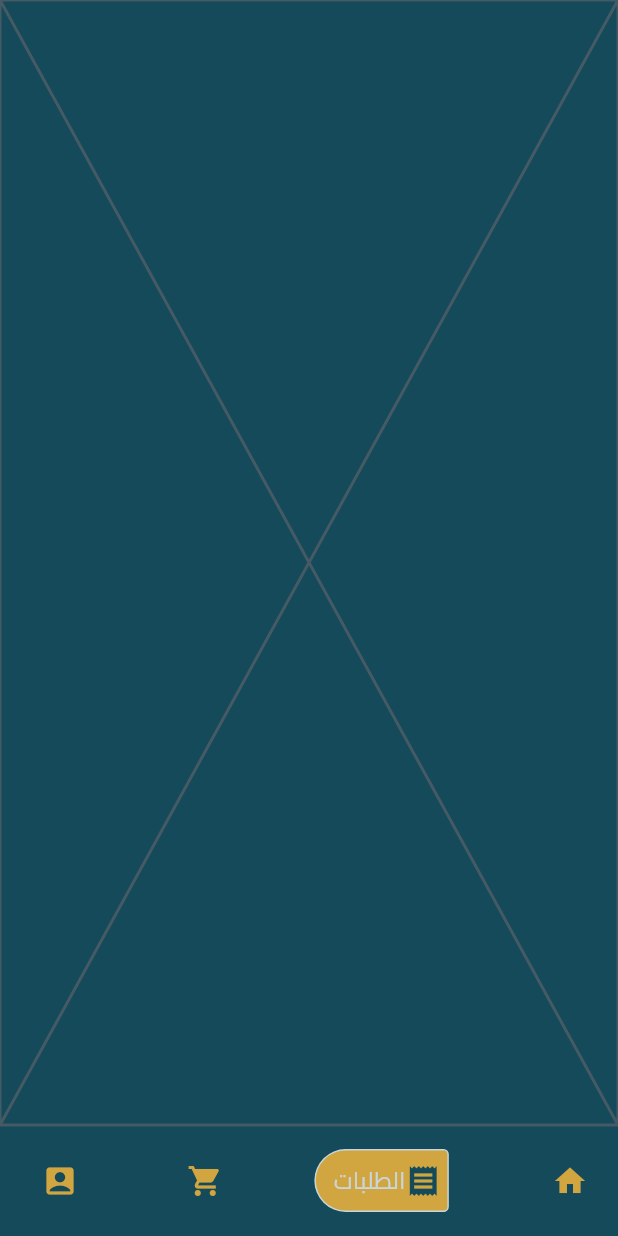
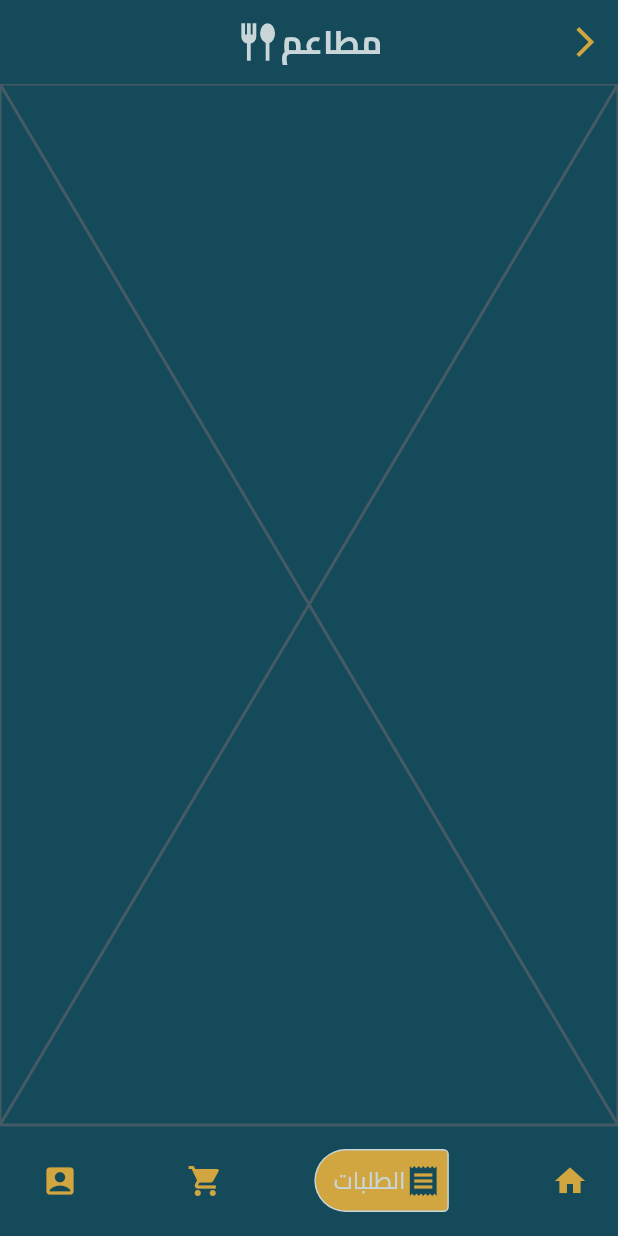
Before and after one commit to eng-tarek-elmarsafy/Restaurants, a Flutter app: the MainView screen opened directly, item 2 of the bottom bar chosen, on a phone screen of 412 x 824 dp. Run offline on Flutter 3.47's test engine with Material 3 defaults, Android fonts, the phone set to English and light mode, and no system bars; drawn by our look-alikes of google_nav_bar; our stand-ins replace flutter_rating_bar, flutter_svg; network calls fail.

Commit message:
Add app bar to MainView for improved navigation and UI consistency

```diff
--- a/lib/features/main/presentation/views/main_view.dart
+++ b/lib/features/main/presentation/views/main_view.dart
@@ -1,4 +1,5 @@
 import 'package:flutter/material.dart';
+import 'package:restaurants/core/function/build_app_bar.dart';
 import 'package:restaurants/features/home/presentation/views/home_view.dart';
 import 'package:restaurants/features/home/presentation/views/widgets/navigation_nav_bar.dart';
 
@@ -15,6 +16,7 @@ class _MainViewState extends State<MainView> {
   @override
   Widget build(BuildContext context) {
     return Scaffold(
+      appBar: buildAppBar(context),
       body: IndexedStack(
         index: _selectedIndex,
         children: const [
```
